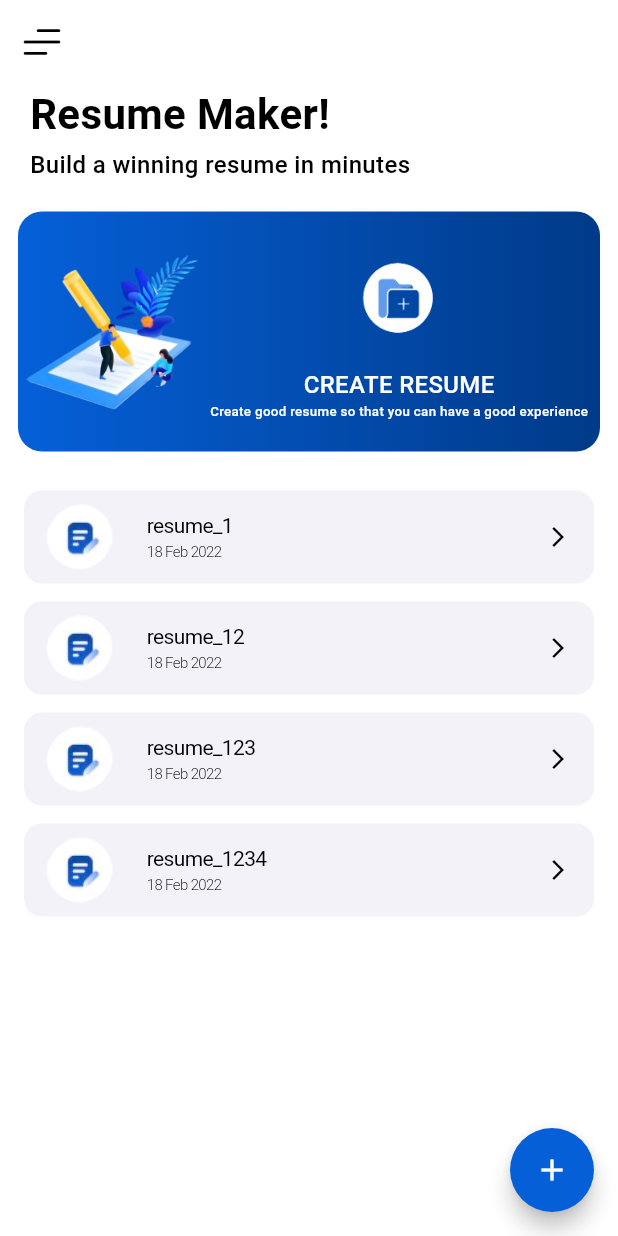
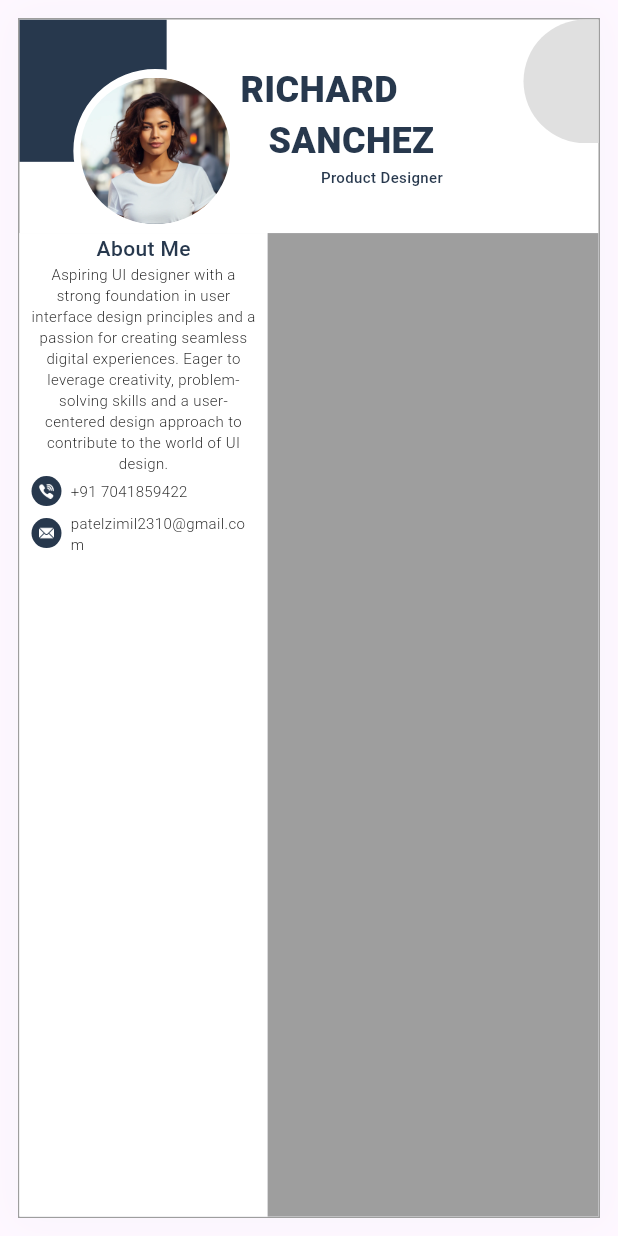
Before and after one commit to Zimil-Patel/cv_maker, a Flutter app: the screen it shows after launch, on a phone screen of 412 x 824 dp. Run offline on Flutter 3.47's test engine with Material 3 defaults, Android fonts, the phone set to English and light mode, and no system bars; our stand-ins replace google_fonts; Roboto replaces fonts that are missing (Varela).

Commit message:
13-03-2024

```diff
--- a/lib/main.dart
+++ b/lib/main.dart
@@ -1,4 +1,5 @@
 import 'package:cv_maker/screens/create_resume/create_resume.dart';
+import 'package:cv_maker/screens/create_resume/resume_view.dart';
 import 'package:cv_maker/screens/home_ui/home_scr.dart';
 import 'package:cv_maker/screens/login_register_ui/login_reg.dart';
 import 'package:cv_maker/screens/splash_ui/splash_scr.dart';
@@ -21,12 +22,13 @@ class CVMaker extends StatelessWidget {
       debugShowCheckedModeBanner: false,
       theme: ThemeData(useMaterial3: true),
       //routes of screens
-      initialRoute: '/home',
+      initialRoute: '/resume',
       routes: {
         '/splash': (context) => const SplashScreen(),
         '/login': (context) => const LoginScreen(),
         '/home': (context) => const HomeScreen(),
         '/create': (context) => const CreateResume(),
+        '/resume': (context) => const ResumeView(),
       },
     );
   }
--- /dev/null
+++ b/lib/screens/components/resume_components/about_me.dart
@@ -0,0 +1,31 @@
+import 'package:cv_maker/util/colors/colors.dart';
+import 'package:cv_maker/util/resulabe_ui/text_styles.dart';
+import 'package:flutter/cupertino.dart';
+
+class AboutMe extends StatelessWidget {
+  const AboutMe({
+    super.key,
+  });
+
+  @override
+  Widget build(BuildContext context) {
+    return Column(
+      children: [
+        Text(
+          'About Me',
+          style: miniText(
+            color: resumeColor,
+          ),
+        ),
+        Text(
+          textAlign: TextAlign.center,
+          softWrap: true,
+          'Aspiring UI designer with a strong foundation in user interface design principles and a passion for creating seamless digital experiences. Eager to leverage creativity, problem-solving skills and a user-centered design approach to contribute to the world of UI design.',
+          style: resumeBody(
+            bold: FontWeight.w300,
+          ),
+        ),
+      ],
+    );
+  }
+}
--- /dev/null
+++ b/lib/screens/components/resume_components/contact_info.dart
@@ -0,0 +1,48 @@
+import 'package:cv_maker/util/colors/colors.dart';
+import 'package:cv_maker/util/resulabe_ui/text_styles.dart';
+import 'package:flutter/material.dart';
+
+class ContactInfo extends StatelessWidget {
+  const ContactInfo({
+    super.key,
+  });
+
+  @override
+  Widget build(BuildContext context) {
+    return Column(
+      children: [
+        contactList(contact: '+91 7041859422', img: 'call'),
+        contactList(contact: 'patelzimil2310@gmail.com', img: 'mail'),
+      ],
+    );
+  }
+
+  contactList({required String img, required String contact}) {
+    return Padding(
+      padding: const EdgeInsets.symmetric(vertical: 2.0),
+      child: Row(
+        mainAxisAlignment: MainAxisAlignment.center,
+        children: [
+          Padding(
+            padding: const EdgeInsets.only(right: 6.0),
+            child: CircleAvatar(
+              radius: 10,
+              backgroundColor: resumeColor,
+              child: SizedBox(
+                height: 10,
+                width: 10,
+                child: Image.asset('asset/images/resume/$img.png'),
+              ),
+            ),
+          ),
+          Expanded(
+            child: Text(
+              contact,
+              style: resumeBody(bold: FontWeight.w300),
+            ),
+          ),
+        ],
+      ),
+    );
+  }
+}
--- /dev/null
+++ b/lib/screens/components/resume_components/profile_name_banner.dart
@@ -0,0 +1,103 @@
+import 'package:cv_maker/screens/components/resume_components/about_me.dart';
+import 'package:cv_maker/util/colors/colors.dart';
+import 'package:cv_maker/util/resulabe_ui/text_styles.dart';
+import 'package:flutter/cupertino.dart';
+import 'package:flutter/material.dart';
+import 'package:flutter/widgets.dart';
+
+class ProfileNameBanner extends StatelessWidget {
+  const ProfileNameBanner({
+    super.key,
+    required this.height,
+    required this.width,
+  });
+
+  final double height;
+  final double width;
+
+  @override
+  Widget build(BuildContext context) {
+    return Stack(
+      children: [
+        Row(
+          children: [
+            SizedBox(
+              height: height / 5.8,
+              width: width / 2.8,
+              child: Stack(
+                children: [
+                  Container(
+                    height: (height / 5.8) / 1.5,
+                    width: (width / 2.8) / 1.5,
+                    decoration: BoxDecoration(
+                      color: resumeColor,
+                    ),
+                  ),
+                  Align(
+                    alignment: Alignment.bottomRight,
+                    child: Container(
+                      height: (height / 5.8) / 1.3,
+                      width: (width / 2.8) / 1.3,
+                      decoration: BoxDecoration(
+                        color: Colors.white,
+                        shape: BoxShape.circle,
+                        border: Border.all(color: Colors.white, width: 6),
+                      ),
+                      child: CircleAvatar(
+                        backgroundColor: resumeColor,
+                        child: ClipRRect(
+                          borderRadius: BorderRadius.circular(100),
+                          child: Image.asset(
+                            'asset/images/resume/profile.png',
+                            height: 100,
+                            width: 100,
+                            fit: BoxFit.cover,
+                          ),
+                        ),
+                      ),
+                    ),
+                  ),
+                ],
+              ),
+            ),
+            Expanded(
+              child: Column(
+                crossAxisAlignment: CrossAxisAlignment.start,
+                children: [
+                  Text(
+                    'RICHARD\n   SANCHEZ',
+                    style: TextStyle(
+                      fontSize: 24,
+                      fontWeight: FontWeight.w800,
+                      color: resumeColor,
+                    ),
+                  ),
+                  Center(
+                    child: Text(
+                      'Product Designer',
+                      style: ultraMiniText(
+                        color: resumeColor,
+                      ),
+                    ),
+                  ),
+                ],
+              ),
+            ),
+            Container(
+              margin: const EdgeInsets.only(bottom: 60),
+              height: height / 10,
+              width: 50,
+              decoration: BoxDecoration(
+                color: componentColor,
+                borderRadius: const BorderRadius.only(
+                  bottomLeft: Radius.circular(100),
+                  topLeft: Radius.circular(100),
+                ),
+              ),
+            ),
+          ],
+        ),
+      ],
+    );
+  }
+}
--- /dev/null
+++ b/lib/screens/create_resume/resume_view.dart
@@ -0,0 +1,83 @@
+import 'package:cv_maker/screens/components/resume_components/about_me.dart';
+import 'package:cv_maker/screens/components/resume_components/contact_info.dart';
+import 'package:cv_maker/screens/components/resume_components/profile_name_banner.dart';
+import 'package:cv_maker/util/colors/colors.dart';
+import 'package:cv_maker/util/resulabe_ui/text_styles.dart';
+import 'package:flutter/material.dart';
+
+class ResumeView extends StatefulWidget {
+  const ResumeView({super.key});
+
+  @override
+  State<ResumeView> createState() => _ResumeViewState();
+}
+
+class _ResumeViewState extends State<ResumeView> {
+  late double height, width;
+
+  @override
+  Widget build(BuildContext context) {
+    height = MediaQuery.of(context).size.height;
+    width = MediaQuery.of(context).size.width;
+    return Scaffold(
+      body: SafeArea(
+        child: Container(
+          height: height,
+          margin: const EdgeInsets.all(12),
+          decoration: BoxDecoration(
+            color: Colors.white,
+            border: Border.all(color: Colors.grey),
+            boxShadow: [
+              BoxShadow(
+                color: greyBox.withOpacity(0.5),
+                spreadRadius: 1,
+                blurRadius: 20,
+              ),
+            ],
+          ),
+          child: Column(
+            children: [
+              //TOP BANNE INCLUDIND USER PROFILE NAME AND ROLE
+              ProfileNameBanner(height: height, width: width),
+
+              Expanded(
+                child: Container(
+                  color: greyBox,
+                  child: Row(
+                    children: [
+                      Expanded(
+                        flex: 3,
+                        child: Container(
+                          color: Colors.white,
+                          child: Padding(
+                            padding:
+                                const EdgeInsets.symmetric(horizontal: 8.0),
+                            child: Column(
+                              children: const [
+                                //About us Box
+                                AboutMe(),
+
+                                ContactInfo(),
+                              ],
+                            ),
+                          ),
+                        ),
+                      ),
+                      Expanded(
+                        flex: 4,
+                        child: Container(
+                          color: Colors.grey,
+                        ),
+                      )
+                    ],
+                  ),
+                ),
+              )
+            ],
+          ),
+        ),
+      ),
+    );
+    ;
+  }
+}
--- a/lib/util/colors/colors.dart
+++ b/lib/util/colors/colors.dart
@@ -1,4 +1,6 @@
 import 'dart:ui';
+
+import 'package:flutter/material.dart';
 
 Color blueColor = const Color(0xff67a2fc);
 Color primaryDark = const Color(0xff003a88);
@@ -6,3 +8,7 @@ Color primaryLight = const Color(0xff0560d8);
 Color primaryBgColor = const Color(0xfff4f5fd);
 
 Color greyBox = const Color(0xfff2f2f8);
+
+//resume data color
+Color resumeColor = const Color(0xff27384d);
+Color componentColor = Colors.grey.shade300;
--- a/lib/util/resulabe_ui/text_styles.dart
+++ b/lib/util/resulabe_ui/text_styles.dart
@@ -41,3 +41,11 @@ ultraMiniText({Color? color, FontWeight? bold}) {
     color: color ?? headingTxt,
   );
 }
+
+resumeBody({Color? color, FontWeight? bold}) {
+  return TextStyle(
+    fontSize: 10,
+    fontWeight: bold ?? FontWeight.w300,
+    color: color ?? headingTxt,
+  );
+}
--- a/pubspec.yaml
+++ b/pubspec.yaml
@@ -64,6 +64,7 @@ flutter:
   assets:
     - asset/images/loginRegister/
     - asset/images/home/
+    - asset/images/resume/
 
 
   # An image asset can refer to one or more resolution-specific "variants", see
```
Also changed, not shown: lib/screens/create_resume/create_resume.dart (+7 -8 lines), asset/images/resume/call.png (added), asset/images/resume/mail.png (added), asset/images/resume/profile.png (added).
